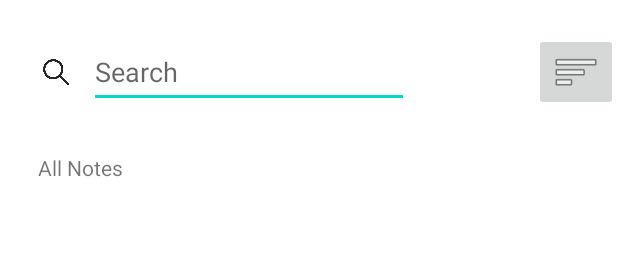
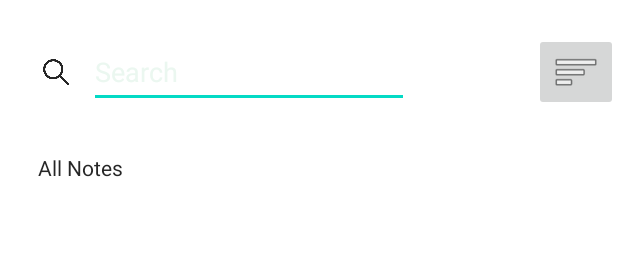
Before and after one commit to winnie-phebus/Abstrkt, an Android app: the layout activity_home_page.xml on its own in the app's theme, with its tools: preview values and no code run, on a phone screen of 412 x 824 dp. Shown: the top 266 px of the screen. Run offline under Robolectric (Android 15) with nearby library versions, the phone set to English and light mode, and no system bars.

Commit message:
Folder Update

```diff
--- a/app/src/main/res/layout/activity_home_page.xml
+++ b/app/src/main/res/layout/activity_home_page.xml
@@ -25,6 +25,10 @@
         android:ems="10"
         android:hint="Search"
         android:minHeight="48dp"
+        android:textColor="@color/black"
+        android:textColorHighlight="@color/primary_color"
+        android:textColorHint="@color/secondary_color"
+        android:textColorLink="@color/primary_color"
         app:layout_constraintStart_toEndOf="@+id/imageView_searchIcon"
         app:layout_constraintTop_toTopOf="parent" />
 
@@ -59,6 +63,7 @@
         android:layout_marginStart="25dp"
         android:layout_marginTop="30dp"
         android:text="All Notes"
+        android:textColor="@color/black"
         app:layout_constraintStart_toStartOf="parent"
         app:layout_constraintTop_toBottomOf="@+id/recyclerView_allFolders" />
 
--- a/app/src/main/res/layout/preview_folder.xml
+++ b/app/src/main/res/layout/preview_folder.xml
@@ -20,6 +20,7 @@
         android:layout_width="wrap_content"
         android:layout_height="wrap_content"
         android:text="Example"
+        android:background="@style/Theme.bodyText"
         app:layout_constraintEnd_toEndOf="@+id/folder_prev_icon"
         app:layout_constraintStart_toStartOf="@+id/folder_prev_icon"
         app:layout_constraintTop_toBottomOf="@+id/folder_prev_icon" />
```
